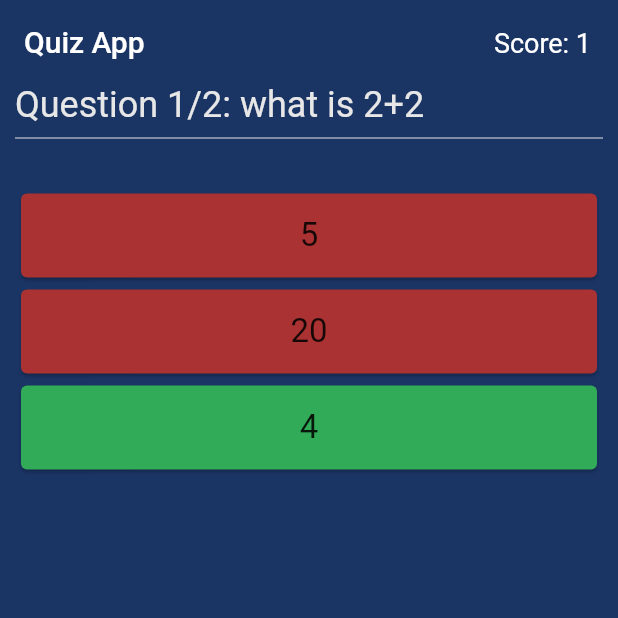
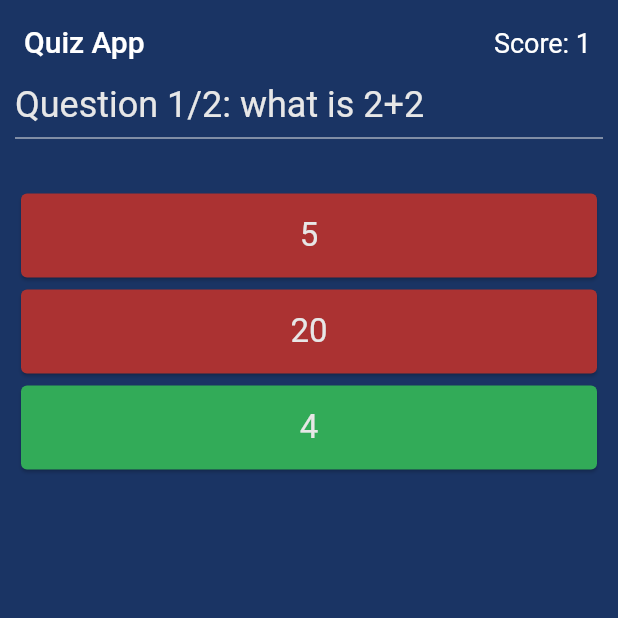
Before and after one commit to Zeineb-Boujmil/Quiz-Application, a Flutter app: the screen it shows after launch, after a tap on an icon or button, on a phone screen of 412 x 824 dp, the top half of it. Run offline on Flutter 3.47's test engine with Material 2 defaults, Android fonts, the phone set to English and light mode, and no system bars.

Commit message:
finshed part 8

```diff
--- a/lib/widgets/option-card.dart
+++ b/lib/widgets/option-card.dart
@@ -16,6 +16,7 @@ class OptionCard extends StatelessWidget {
         textAlign: TextAlign.center,
         style: TextStyle(
           fontSize: 22.0,
+          color: color.red != color.green ? neutral: Colors.black,
         ),
       )),
     );
```
Also changed, not shown: 1 other file.
